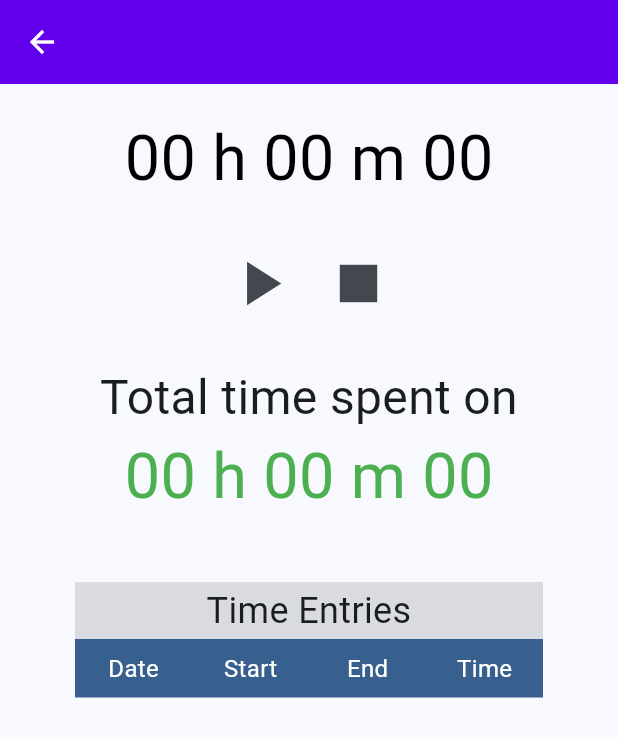
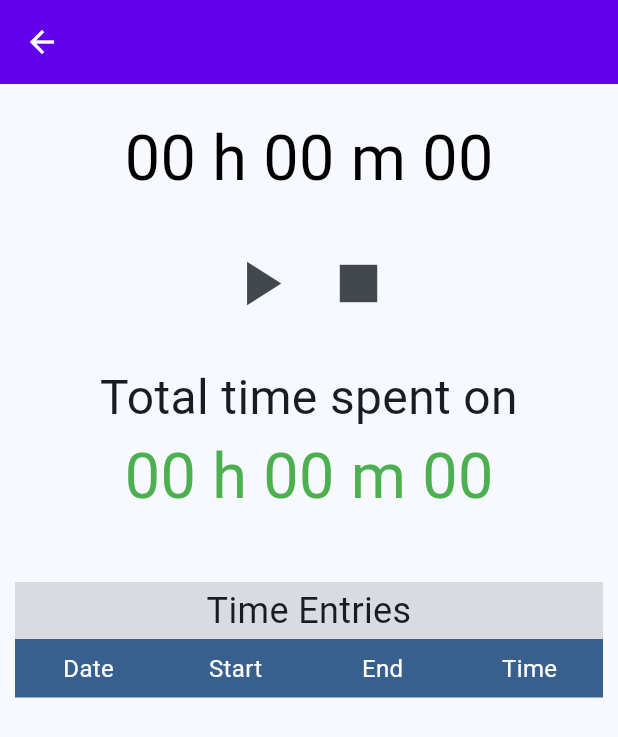
Before and after one commit to jordonedavidson/job_timer, a Flutter app: the TimerPage screen opened directly with empty values, on a phone screen of 412 x 824 dp. Shown: the top 737 px of the screen. Run offline on Flutter 3.47's test engine with Material 3 defaults, Android fonts, the phone set to English and light mode, and no system bars; our stand-ins replace sqflite, sqflite_common_ffi; accounts and stored records are empty.

Commit message:
More work on layout. Make time entry table scrollable

```diff
--- a/lib/pages/timer_page.dart
+++ b/lib/pages/timer_page.dart
@@ -10,7 +10,9 @@ class TimerPage extends StatelessWidget {
   Widget build(BuildContext context) {
     return Scaffold(
       appBar: AppBar(
-        title: Center(child: Text(job.name!)),
+        title: Center(
+          child: Text(job.name!),
+        ),
       ),
       body: JobTimer(
         job: job,
--- a/lib/widgets/job_timer.dart
+++ b/lib/widgets/job_timer.dart
@@ -94,7 +94,7 @@ class _JobTimerState extends State<JobTimer> {
     var dateFormat = DateFormat("yyyy-MM-dd");
     var timeFormat = DateFormat("HH:mm:ss");
     return Container(
-      padding: const EdgeInsets.symmetric(vertical: 20.0, horizontal: 50.0),
+      padding: const EdgeInsets.symmetric(vertical: 20.0, horizontal: 10.0),
       child: Center(
         child: Column(
           children: [
--- a/lib/widgets/time_entry_table.dart
+++ b/lib/widgets/time_entry_table.dart
@@ -23,10 +23,13 @@ class TimeEntryTable extends StatelessWidget {
   Widget build(BuildContext context) {
     sortTimeEntries();
     return Expanded(
-      child: Table(
+      child: ListView(
+        children: [
+          Table(
             children: [
               TableRow(
-            decoration: BoxDecoration(color: Theme.of(context).primaryColor),
+                decoration:
+                    BoxDecoration(color: Theme.of(context).primaryColor),
                 children: const [
                   TableCell(
                     child: Padding(
@@ -131,6 +134,8 @@ class TimeEntryTable extends StatelessWidget {
               )
             ],
           ),
+        ],
+      ),
     );
   }
 }
```
Lines whose indentation alone changed are shown as unchanged.
